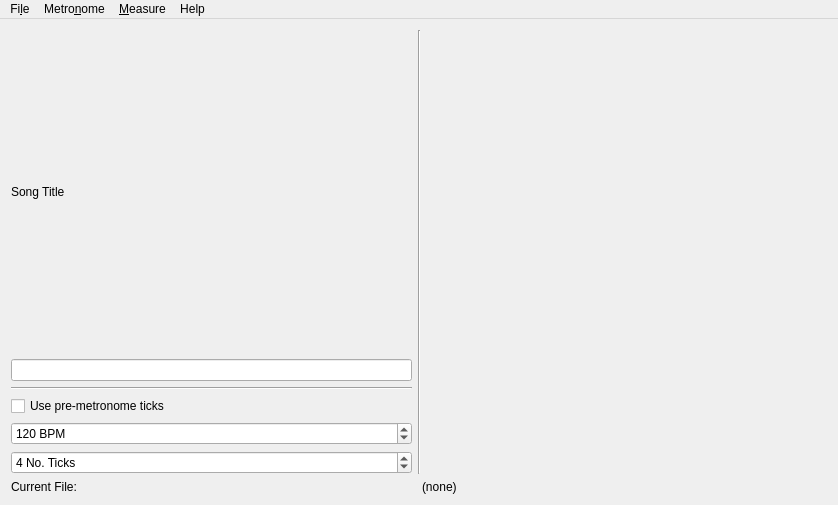
Old version of the form src/ui/mainwindow.ui in the repository bartkessels/AdvancedMetronome.
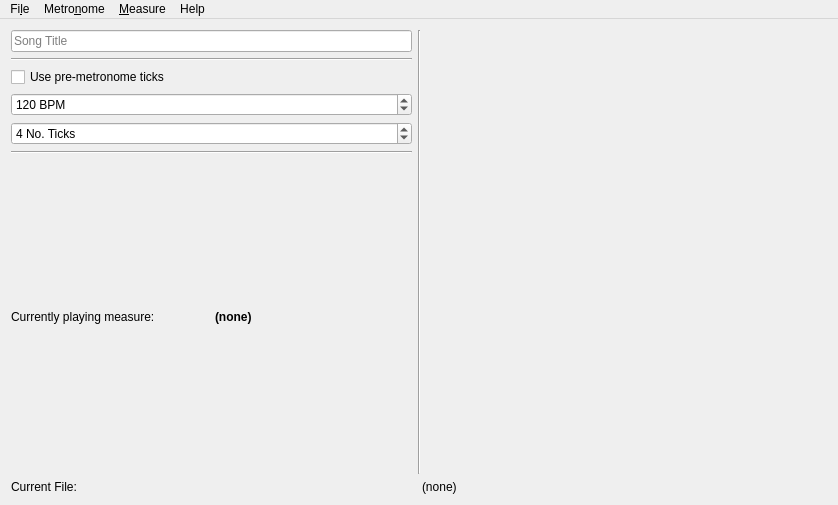
New version of the form. Icons and pictures are not drawn.

Commit message: Add currently playing measure indicator

What changed in the file:
```diff
--- a/src/ui/mainwindow.ui
+++ b/src/ui/mainwindow.ui
@@ -26,15 +26,12 @@
         <item>
          <layout class="QVBoxLayout" name="vLayout_songTitle">
           <item>
-           <widget class="QLabel" name="lbl_songTitle">
-            <property name="text">
+           <widget class="QLineEdit" name="le_songTitle">
+            <property name="placeholderText">
              <string>Song Title</string>
             </property>
            </widget>
           </item>
-          <item>
-           <widget class="QLineEdit" name="le_songTitle"/>
-          </item>
          </layout>
         </item>
         <item>
@@ -79,6 +76,38 @@
             </property>
            </widget>
           </item>
+          <item>
+           <widget class="Line" name="line_currentPlayingMeasure">
+            <property name="orientation">
+             <enum>Qt::Horizontal</enum>
+            </property>
+           </widget>
+          </item>
+          <item>
+           <layout class="QHBoxLayout" name="hLayout_currentPlayingMeasure">
+            <item>
+             <widget class="QLabel" name="lbl_currentPlayingMeasureLabel">
+              <property name="text">
+               <string>Currently playing measure:</string>
+              </property>
+             </widget>
+            </item>
+            <item>
+             <widget class="QLabel" name="lbl_currentPlayingMeasure">
+              <property name="font">
+               <font>
+                <weight>75</weight>
+                <bold>true</bold>
+                <kerning>true</kerning>
+               </font>
+              </property>
+              <property name="text">
+               <string>(none)</string>
+              </property>
+             </widget>
+            </item>
+           </layout>
+          </item>
          </layout>
         </item>
        </layout>
```
Left out of the diff: 4 changed lines with no effect on the pictures. The commit also changes 4 other files.
